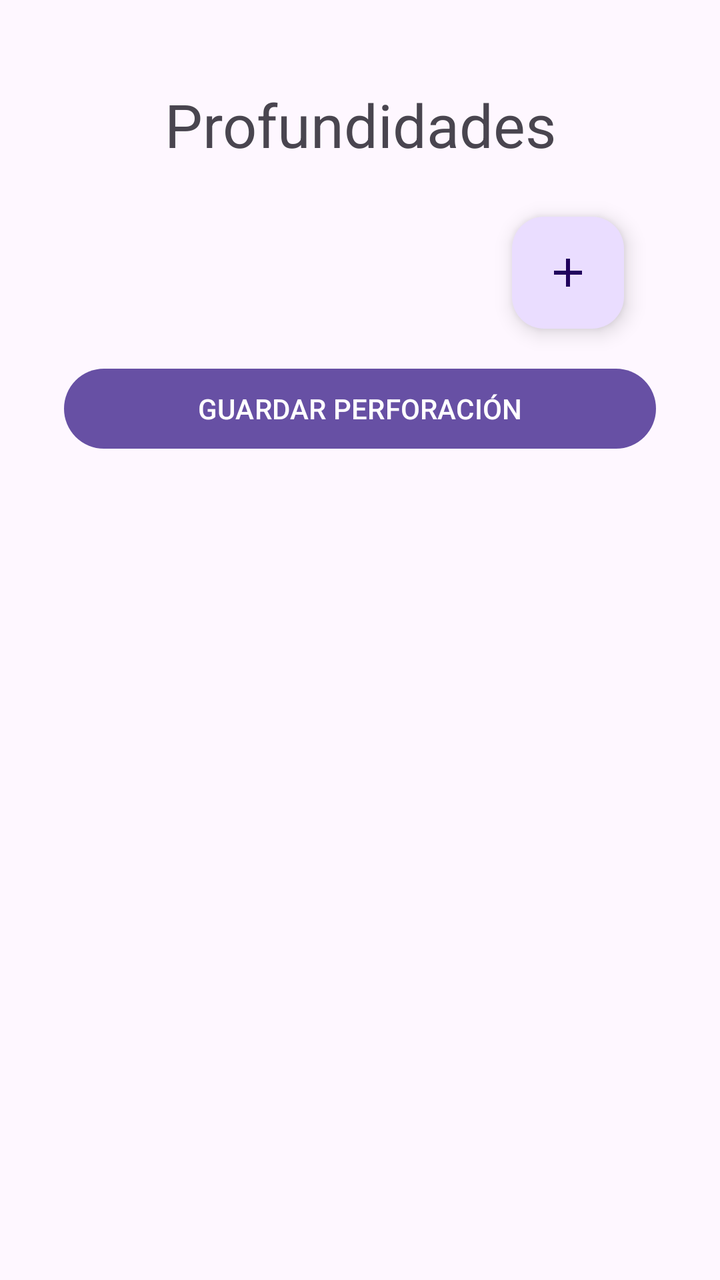
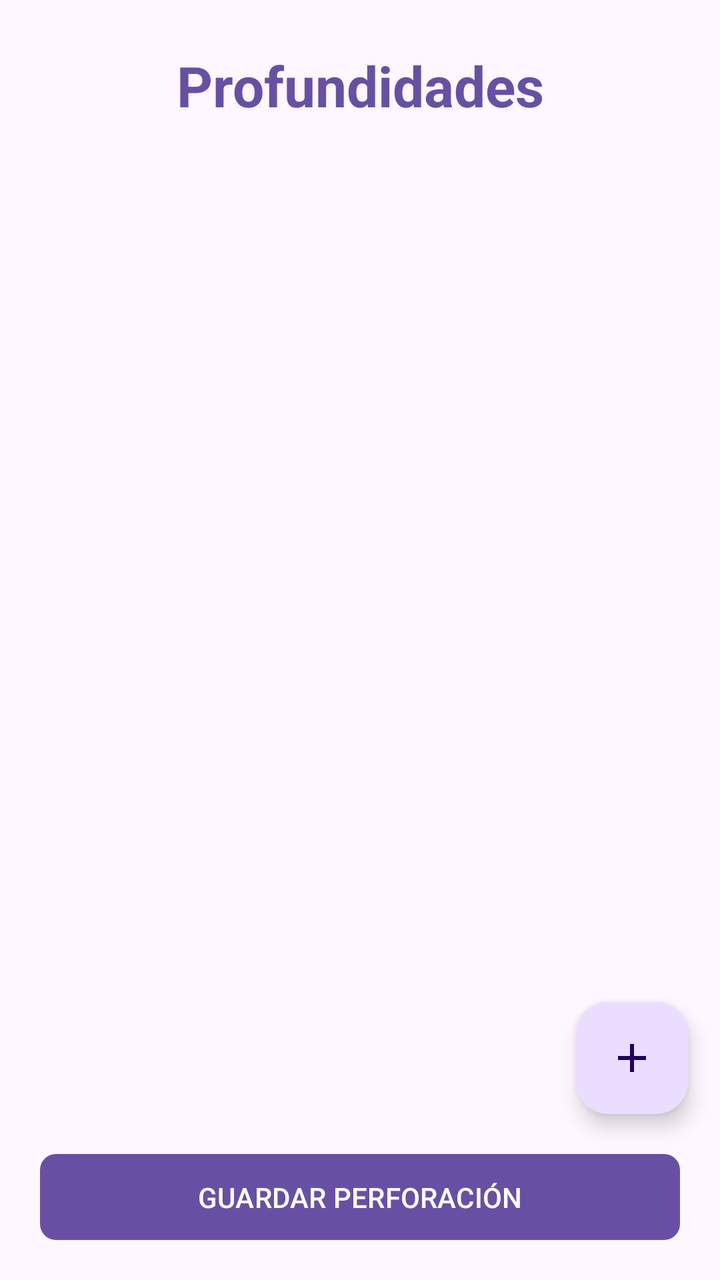

Before-and-after screenshots of an Android layout around one commit, followed by the original layout XML and the change that was made.
<!-- AndroidManifest.xml: application theme Base.Theme.Proyecto_German -->
<!-- res/layout/fragment_profundidades.xml -->
<?xml version="1.0" encoding="utf-8"?>
<ScrollView xmlns:android="http://schemas.android.com/apk/res/android"
    xmlns:app="http://schemas.android.com/apk/res-auto"
    xmlns:tools="http://schemas.android.com/tools"
    android:layout_width="match_parent"
    android:layout_height="wrap_content">

    <androidx.constraintlayout.widget.ConstraintLayout
        android:id="@+id/fragment_extension_formulario"
        android:layout_width="match_parent"
        android:layout_height="match_parent"
        android:orientation="vertical"
        android:padding="20dp"
        tools:context=".Fragments.FormFragmentProfundidades">

        <LinearLayout
            android:layout_width="match_parent"
            android:layout_height="wrap_content"
            android:gravity="center_vertical"
            android:orientation="vertical"
            android:padding="12dp"
            app:layout_constraintTop_toTopOf="parent">

            <TextView
                android:layout_width="match_parent"
                android:layout_height="wrap_content"
                android:paddingVertical="10dp"
                android:text="Profundidades"
                android:textAlignment="center"
                android:textSize="30dp" />

            <androidx.recyclerview.widget.RecyclerView
                android:id="@+id/listaProfundidad"
                android:layout_width="match_parent"
                android:layout_height="wrap_content"
                app:layout_constraintTop_toTopOf="parent" />
            <com.google.android.material.floatingactionbutton.FloatingActionButton
                android:id="@+id/button_floting_add"
                android:layout_width="wrap_content"
                android:layout_height="wrap_content"
                android:layout_margin="16dp"
                android:contentDescription="TODO"
                android:layout_gravity="end"
                android:src="@drawable/icon_add"
                android:tint="@null"
                app:layout_constraintBottom_toBottomOf="parent"
                app:layout_constraintEnd_toEndOf="parent"
                app:shapeAppearanceOverlay="@style/ShapeAppearance.Material3.Corner.ExtraExtraLarge" />

            <Button
                android:id="@+id/boton_guardar"
                android:layout_width="match_parent"
                android:layout_height="wrap_content"
                android:text="GUARDAR PERFORACIÓN"
                app:layout_constraintEnd_toEndOf="parent"
                app:layout_constraintStart_toEndOf="@id/boton_continuar"
                app:layout_constraintTop_toTopOf="parent" />
        </LinearLayout>


    </androidx.constraintlayout.widget.ConstraintLayout>
</ScrollView>
<!-- resources referenced by this layout -->
<resources>
  <!-- drawable icon_add (drawable) -->
  <vector xmlns:android="http://schemas.android.com/apk/res/android" android:height="24dp" android:tint="#000000" android:viewportHeight="960" android:viewportWidth="960" android:width="24dp">
        
      <path android:fillColor="@android:color/white" android:pathData="M440,520L200,520L200,440L440,440L440,200L520,200L520,440L760,440L760,520L520,520L520,760L440,760L440,520Z"/>
      
  </vector>
  <style name="Base.Theme.Proyecto_German" parent="Theme.Material3.DayNight.NoActionBar">
          
          
      </style>
</resources>

<!-- the commit's change to res/layout/fragment_profundidades.xml (unified diff, before → after) -->
@@ -1,62 +1,64 @@
 <?xml version="1.0" encoding="utf-8"?>
-<ScrollView xmlns:android="http://schemas.android.com/apk/res/android"
+<androidx.constraintlayout.widget.ConstraintLayout
+    xmlns:android="http://schemas.android.com/apk/res/android"
     xmlns:app="http://schemas.android.com/apk/res-auto"
     xmlns:tools="http://schemas.android.com/tools"
+    android:id="@+id/fragment_extension_formulario"
     android:layout_width="match_parent"
-    android:layout_height="wrap_content">
+    android:layout_height="match_parent"
+    tools:context=".Fragments.FormFragmentProfundidades">
 
-    <androidx.constraintlayout.widget.ConstraintLayout
-        android:id="@+id/fragment_extension_formulario"
-        android:layout_width="match_parent"
-        android:layout_height="match_parent"
-        android:orientation="vertical"
-        android:padding="20dp"
-        tools:context=".Fragments.FormFragmentProfundidades">
+    <TextView
+        android:id="@+id/tvTituloProfundidades"
+        android:layout_width="0dp"
+        android:layout_height="wrap_content"
+        android:layout_marginStart="20dp"
+        android:layout_marginTop="24dp"
+        android:layout_marginEnd="20dp"
+        android:text="Profundidades"
+        android:textAlignment="center"
+        android:textColor="?attr/colorPrimary"
+        android:textSize="28sp"
+        android:textStyle="bold"
+        app:layout_constraintEnd_toEndOf="parent"
+        app:layout_constraintStart_toStartOf="parent"
+        app:layout_constraintTop_toTopOf="parent" />
 
-        <LinearLayout
-            android:layout_width="match_parent"
-            android:layout_height="wrap_content"
-            android:gravity="center_vertical"
-            android:orientation="vertical"
-            android:padding="12dp"
-            app:layout_constraintTop_toTopOf="parent">
+    <androidx.recyclerview.widget.RecyclerView
+        android:id="@+id/listaProfundidad"
+        android:layout_width="0dp"
+        android:layout_height="0dp"
+        android:layout_marginTop="16dp"
+        android:layout_marginBottom="16dp"
+        android:paddingHorizontal="12dp"
+        android:clipToPadding="false"
+        app:layout_constraintBottom_toTopOf="@id/boton_guardar"
+        app:layout_constraintEnd_toEndOf="parent"
+        app:layout_constraintStart_toStartOf="parent"
+        app:layout_constraintTop_toBottomOf="@id/tvTituloProfundidades" />
 
-            <TextView
-                android:layout_width="match_parent"
-                android:layout_height="wrap_content"
-                android:paddingVertical="10dp"
-                android:text="Profundidades"
-                android:textAlignment="center"
-                android:textSize="30dp" />
+    <com.google.android.material.floatingactionbutton.FloatingActionButton
+        android:id="@+id/button_floting_add"
+        android:layout_width="wrap_content"
+        android:layout_height="wrap_content"
+        android:layout_margin="16dp"
+        android:contentDescription="Agregar profundidad"
+        android:src="@drawable/icon_add"
+        app:layout_constraintBottom_toTopOf="@id/boton_guardar"
+        app:layout_constraintEnd_toEndOf="parent"
+        app:shapeAppearanceOverlay="@style/ShapeAppearance.Material3.Corner.ExtraExtraLarge" />
 
-            <androidx.recyclerview.widget.RecyclerView
-                android:id="@+id/listaProfundidad"
-                android:layout_width="match_parent"
-                android:layout_height="wrap_content"
-                app:layout_constraintTop_toTopOf="parent" />
-            <com.google.android.material.floatingactionbutton.FloatingActionButton
-                android:id="@+id/button_floting_add"
-                android:layout_width="wrap_content"
-                android:layout_height="wrap_content"
-                android:layout_margin="16dp"
-                android:contentDescription="TODO"
-                android:layout_gravity="end"
-                android:src="@drawable/icon_add"
-                android:tint="@null"
-                app:layout_constraintBottom_toBottomOf="parent"
-                app:layout_constraintEnd_toEndOf="parent"
-                app:shapeAppearanceOverlay="@style/ShapeAppearance.Material3.Corner.ExtraExtraLarge" />
+    <com.google.android.material.button.MaterialButton
+        android:id="@+id/boton_guardar"
+        android:layout_width="0dp"
+        android:layout_height="wrap_content"
+        android:layout_marginHorizontal="20dp"
+        android:layout_marginBottom="16dp"
+        android:padding="12dp"
+        android:text="GUARDAR PERFORACIÓN"
+        app:cornerRadius="8dp"
+        app:layout_constraintBottom_toBottomOf="parent"
+        app:layout_constraintEnd_toEndOf="parent"
+        app:layout_constraintStart_toStartOf="parent" />
 
-            <Button
-                android:id="@+id/boton_guardar"
-                android:layout_width="match_parent"
-                android:layout_height="wrap_content"
-                android:text="GUARDAR PERFORACIÓN"
-                app:layout_constraintEnd_toEndOf="parent"
-                app:layout_constraintStart_toEndOf="@id/boton_continuar"
-                app:layout_constraintTop_toTopOf="parent" />
-        </LinearLayout>
-
-
-    </androidx.constraintlayout.widget.ConstraintLayout>
-</ScrollView>
+</androidx.constraintlayout.widget.ConstraintLayout>
